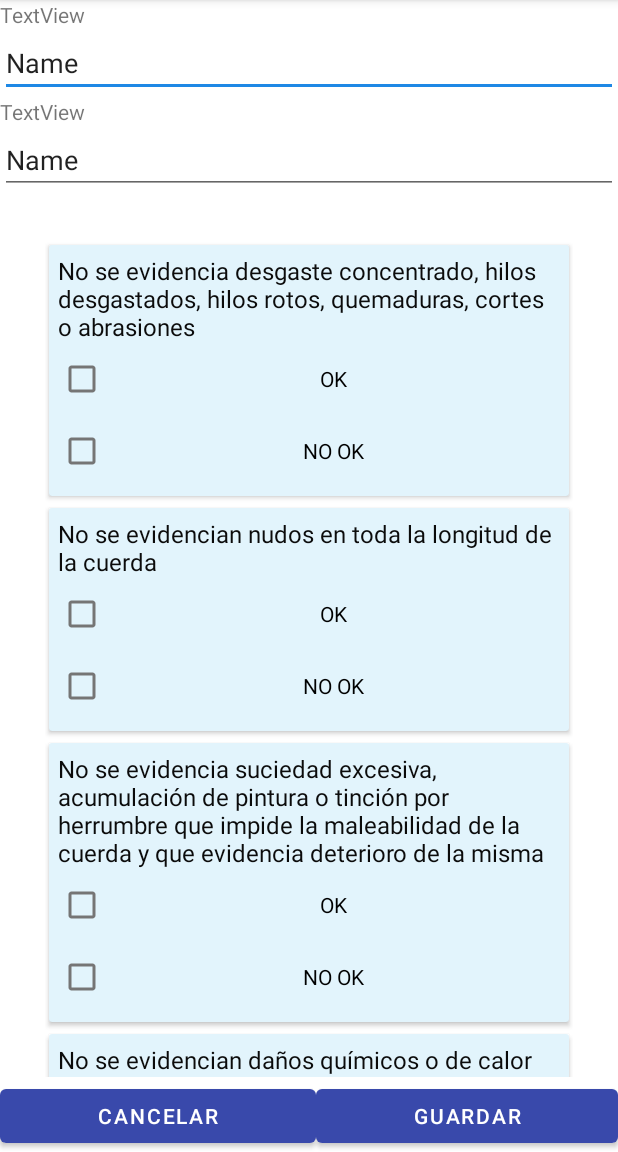
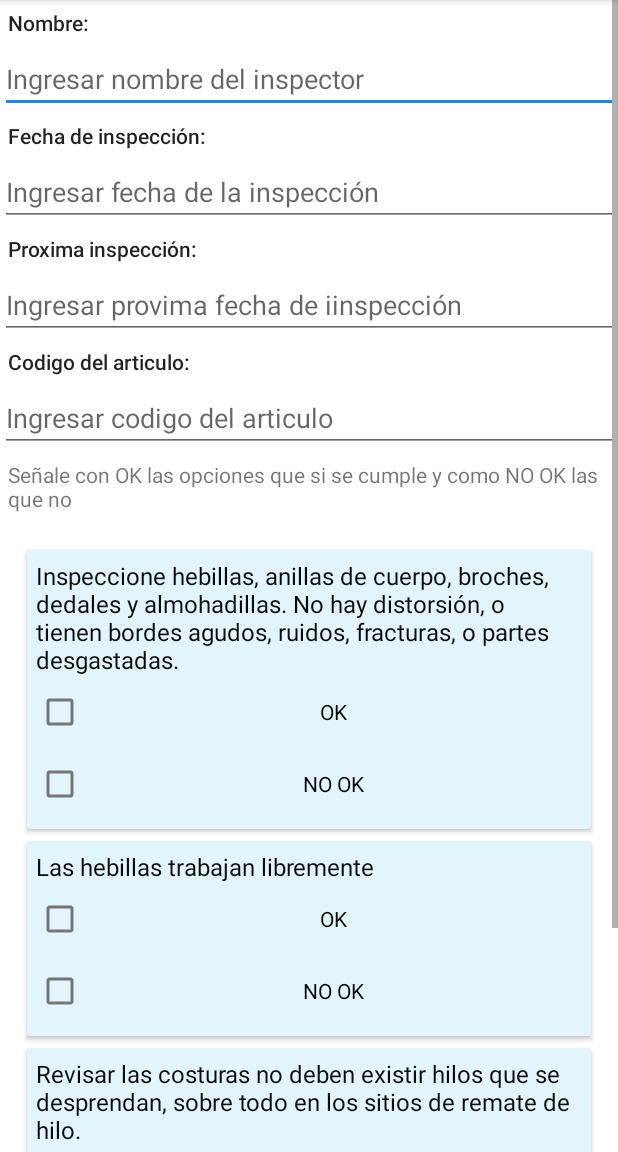
Before and after one commit to ppereira123/HolciMant, an Android app: the PlantillasInspeccion screen opened directly, with no data from a screen before it, on a phone screen of 412 x 824 dp, the part 84-1236 px from its top. Run offline under Robolectric (Android 15) with nearby library versions, the phone set to English and light mode, and no system bars; our stand-ins replace Firebase (no records; nobody signed in at launch, a user with empty details on screens opened directly).

Commit message:
actualizacion

```diff
--- a/MantenimientoHolcim/app/src/main/java/com/example/mantenimientoholcim/PlantillasInspeccion.java
+++ b/MantenimientoHolcim/app/src/main/java/com/example/mantenimientoholcim/PlantillasInspeccion.java
@@ -7,7 +7,9 @@ import androidx.recyclerview.widget.RecyclerView;
 import android.content.Context;
 import android.os.Bundle;
 import android.view.View;
+import android.widget.ArrayAdapter;
 import android.widget.EditText;
+import android.widget.TextView;
 
 import java.util.ArrayList;
 import java.util.HashMap;
@@ -19,11 +21,14 @@ public class PlantillasInspeccion extends AppCompatActivity {
     List<List<String>> tipoInspecciones= new ArrayList<>();
     ListAdapterInspeccion li;
     EditText editTextCodigo;
+    TextView txtnombreInspecciones;
+    String nombreInspeccion;
     @Override
     protected void onCreate(Bundle savedInstanceState) {
         super.onCreate(savedInstanceState);
         setContentView(R.layout.activity_plantillas_inspeccion);
         editTextCodigo=findViewById(R.id.editTextCodigoInspeccion);
+
         cargarInspecciones();
         int posicion=getIntent().getIntExtra("posicion",0);
         rvInspecciones=findViewById(R.id.rvInspecciones);
@@ -31,38 +36,106 @@ public class PlantillasInspeccion extends AppCompatActivity {
         rvInspecciones.setHasFixedSize(true);
         rvInspecciones.setLayoutManager(new LinearLayoutManager(context));
         rvInspecciones.setAdapter(li);
+        //nombreInspeccion= new String(R.array.combo_posiciones.get(posicion));
+        //txtnombreInspecciones.setText(nombreInspeccion);
     }
 
     void cargarInspecciones(){
         List<String> inspeccion0= new ArrayList<>();
-        inspeccion0.add("No se evidencia desgaste concentrado, hilos desgastados, hilos rotos, quemaduras, cortes o abrasiones");
-        inspeccion0.add("No se evidencian nudos en toda la longitud de la cuerda");
-        inspeccion0.add("No se evidencia suciedad excesiva, acumulación de pintura o tinción por herrumbre que impide la maleabilidad de la cuerda y que evidencia deterioro de la misma");
-        inspeccion0.add("No se evidencian daños químicos o de calor indicados por áreas marrones, descoloridas o quebradizas  ");
-        inspeccion0.add("No se evidencia daño ultravioleta indicado por la decoloración y la presencia de astillas y rajaduras en la superficie de la línea de vida  ");
-        inspeccion0.add("Los ganchos de conexión no presentan fisuras   ");
-        inspeccion0.add("Los ganchos no presentan oxidación que comprometa la integridad estructural del elemento ");
+        inspeccion0.add("Inspeccione hebillas, anillas de cuerpo, broches, dedales y almohadillas. No hay distorsión, o tienen bordes agudos, ruidos, fracturas, o partes desgastadas.");
+        inspeccion0.add("Las hebillas trabajan libremente");
+        inspeccion0.add("Revisar las costuras no deben existir hilos que se desprendan, sobre todo en los sitios de remate de hilo.");
+        inspeccion0.add("Revise que las partes plásticas no presenten deformaciones o rotura");
+        inspeccion0.add("Revise si existen las etiquetas de inspección y registre la actual revisión");
         tipoInspecciones.add(inspeccion0);
+        List<String> inspeccion1= new ArrayList<>();
+        inspeccion1.add("El punto de anclaje está anclado a un sitio o estructura sólida");
+        inspeccion1.add("El anillo de enganche está sin corrosión");
+        inspeccion1.add("Mantiene su tarjeta de inspección visible y con la última fecha de realización");
+        inspeccion1.add("No presenta bordes cortantes");
+        inspeccion1.add("No presenta desgaste");
+        tipoInspecciones.add(inspeccion1);
+        List<String> inspeccion1_2= new ArrayList<>();
+        inspeccion1_2.add("El cable de acero no presenta cortes, ni torceduras");
+        inspeccion1_2.add("No se evidencian cables rotos");
+        inspeccion1_2.add("No se evidencia corrosión");
+        inspeccion1_2.add("Mantiene su tarjeta de inspección visible y con la última fecha de realización");
+        tipoInspecciones.add(inspeccion1_2);
+        List<String> inspeccion1_3= new ArrayList<>();
+        inspeccion1_3.add("No se evidencia desgaste concentrado, hilos desgastados, rotos");
+        inspeccion1_3.add("No se evidencian nudos en la longitud de la faja");
+        inspeccion1_3.add("No se evidencian daños químicos o de calor indicados por áreas marrones, descoloridas o quebradizas");
+        inspeccion1_3.add("No se evidencia daño ultravioleta indicado por la decoloración y la presencia de astillas y rajaduras en la superficie de la línea de vida");
+        inspeccion1_3.add("Las argollas y/o anillos de conexión no presentan fisuras");
+        inspeccion1_3.add("Las argollas y/o anillos de conexión no presenta oxidación que comprometa la intergidad estructural del elemento");
+        inspeccion1_3.add("Mantiene su tarjeta de inspección visible y con la última fecha de realización");
+        tipoInspecciones.add(inspeccion1_3);
+        List<String> inspeccion2= new ArrayList<>();
+        inspeccion2.add("El cable de la línea de vida no presenta cortes, ni torceduras");
+        inspeccion2.add("No se evidencia desgaste concentrado, ni suciedad excesiva");
+        inspeccion2.add("No presenta oxidación o algún tipo de decoloración");
+        inspeccion2.add("Mantiene todos sus elementos (absorvedor de energía zorbit, pernos y conexiones) en buen estado");
+        inspeccion2.add("Mantiene su tarjeta de inspección visible y con la última fecha de realización");
+        inspeccion2.add("Está correctamente templada (sin vanos)");
+        tipoInspecciones.add(inspeccion2);
 
-        List<String> inspeccion1= new ArrayList<>();
-        inspeccion1.add("Paramatro 1");
-        inspeccion1.add("Paramatro 2");
-        inspeccion1.add("Paramatro 3");
-        inspeccion1.add("Paramatro 4");
-        inspeccion1.add("Paramatro 5");
-        inspeccion1.add("Paramatro 6");
-        inspeccion1.add("Paramatro 7");
-        tipoInspecciones.add(inspeccion1);
+        List<String> inspeccion3= new ArrayList<>();
+        inspeccion3.add("No se evidencia desgaste concentrado, hilos desgastados, hilos rotos, quemaduras, cortes o abrasiones");
+        inspeccion3.add("No se evidencian nudos en toda la longitud de la cuerda");
+        inspeccion3.add("No se evidencia suciedad excesiva, acumulación de pintura o tinción por herrumbre que impide la maleabilidad de la cuerda y que evidencia deterioro de la misma");
+        inspeccion3.add("No se evidencian daños químicos o de calor indicados por áreas marrones, descoloridas o quebradizas  ");
+        inspeccion3.add("No se evidencia daño ultravioleta indicado por la decoloración y la presencia de astillas y rajaduras en la superficie de la línea de vida  ");
+        inspeccion3.add("Los ganchos de conexión no presentan fisuras   ");
+        inspeccion3.add("Los ganchos no presentan oxidación que comprometa la integridad estructural del elemento ");
+        tipoInspecciones.add(inspeccion3);
 
-        List<String> inspeccion2= new ArrayList<>();
-        inspeccion2.add("Paramatro 8");
-        inspeccion2.add("Paramatro 9");
-        inspeccion2.add("Paramatro 3");
-        inspeccion2.add("Paramatro 10");
-        inspeccion2.add("Paramatro 11");
-        inspeccion2.add("Paramatro 12");
-        inspeccion2.add("Paramatro 13");
-        tipoInspecciones.add(inspeccion2);
+        List<String> inspeccion4= new ArrayList<>();
+        inspeccion4.add("El cordón de absorción de energía no tiene fibras rotas, bordes deshilachados, distorsionados, ni tiene bordes agudos, ruidos, fracturas o corrosión.");
+        inspeccion4.add("Inspeccione la correcta operación de los ganchos de conexión");
+        inspeccion4.add("Las puertas de los ganchos se mueven libremente y se bloquean al cierre.");
+        inspeccion4.add("Inspeccione el amortiguador de energía para determinar si ha sido activado. (El amortiguador debe estar recogido)");
+        inspeccion4.add("Inspeccione el amortiguador de energía para determinar si ha sido activado. (El amortiguador debe estar recogido)");
+        inspeccion4.add("Revise si existen las etiquetas de inspección y registre la actual revisión");
+        tipoInspecciones.add(inspeccion4);
+        List<String> inspeccion5= new ArrayList<>();
+        inspeccion5.add("Barandas laterales en buen estado");
+        inspeccion5.add("Huella de al menos 200 mm y contrahuella de al menos 230 mm");
+        inspeccion5.add("Libres de exceso de aceite, grasa o suciedad");
+        inspeccion5.add("Las protecciones, pernos y cabezas de remaches no están corroídos");
+        inspeccion5.add("Barandillas y soportes de plataforma en buen estado");
+        inspeccion5.add("Los anclajes no están rotos ni sueltos");
+        inspeccion5.add("Escalones en buen estado");
+        inspeccion5.add("Jaula en buen estado");
+        inspeccion5.add("Los travesaños o barandas laterales no están sueltos y se encuentran en buen estado");
+        inspeccion5.add("No existen defectos en dispositivos de trepado, incluyendo barandas o cuerdas de transportación");
+        inspeccion5.add("Las superficies no se encuentran resbalosas");
+        inspeccion5.add("Existe orden y limpieza");
+        tipoInspecciones.add(inspeccion5);
+        List<String> inspeccion5_1= new ArrayList<>();
+        inspeccion5_1.add("Libres de exceso de aceite, grasa o suciedad");
+        inspeccion5_1.add("Las protecciones, pernos y cabezas de remaches no están corroídos");
+        inspeccion5_1.add("Barandillas y soportes de plataforma en buen estado");
+        inspeccion5_1.add("Los anclajes no están rotos ni sueltos");
+        inspeccion5_1.add("Los travesaños no están debilitados, ni dañados");
+        inspeccion5_1.add("Buena soldadura sobre miembros estructurales y rodapiés"); inspeccion5_1.add("Los rodapiés tienen una altura mayor a 10"); inspeccion5_1.add(
+                "El espacio entre la barandilla y el rodapies no excede los 50 cm.");
+        tipoInspecciones.add(inspeccion5_1);
+        List<String> inspeccion6= new ArrayList<>();
+        inspeccion6.add("Libre de exceso de aceite, grasa o suciedad");
+        inspeccion6.add("El soporte superior de la escalera no está suelto, roto, faltante");
+        inspeccion6.add("Los travesaños o escalones, clavos, tornillos, pernos u otras partes metálicas no se encuentran sueltas" );
+        inspeccion6.add("están sueltas si usted puede moverlas a mano");inspeccion6.add("Largeros, abrazaderas, escalones o travesaños no están rajados, partidos, abiertos, cortados o rotos");
+        inspeccion6.add("No existe desgaste en travesaños o peldaños");
+        inspeccion6.add("No hay astillas en montantes, travesaños o escalones" );
+        inspeccion6.add(
+                "Las bases no se encuentra dañadas o desgastadas" );
+        inspeccion6.add(
+                "No existen fracturas en escalones");
+        inspeccion6.add(
+                "No existe corrosión, herrumbre, óxido y desgaste excesivo, especialmente en peldaños" );
+        inspeccion6.add(
+                "No faltan etiquetas de identificación");
+
 
     }
 
--- a/MantenimientoHolcim/app/src/main/java/com/example/mantenimientoholcim/ui/gallery/GalleryFragment.java
+++ b/MantenimientoHolcim/app/src/main/java/com/example/mantenimientoholcim/ui/gallery/GalleryFragment.java
@@ -62,11 +62,8 @@ public class GalleryFragment extends Fragment {
     }
 
     void cargarInspecciones(){
-        List<String> tipos= new ArrayList<>();
-        tipos.add("Restrictor de movimiento");
-        tipos.add("Inspeccion 1");
-        tipos.add("Inspeccion 2");
-        ArrayAdapter<String> adapter= new ArrayAdapter<String>(root.getContext(), android.R.layout.simple_dropdown_item_1line,tipos);
+
+        ArrayAdapter<CharSequence> adapter=ArrayAdapter.createFromResource(root.getContext(),R.array.combo_posiciones, android.R.layout.simple_spinner_item);
         tipoInspecciones.setAdapter(adapter);
     }
 }
--- a/MantenimientoHolcim/app/src/main/res/layout/activity_plantillas_inspeccion.xml
+++ b/MantenimientoHolcim/app/src/main/res/layout/activity_plantillas_inspeccion.xml
@@ -6,6 +6,15 @@
     android:layout_height="match_parent"
     tools:context=".PlantillasInspeccion">
 
+    <ScrollView
+        android:layout_width="match_parent"
+        android:layout_height="match_parent">
+
+        <LinearLayout
+            android:layout_width="match_parent"
+            android:layout_height="wrap_content"
+            android:orientation="vertical" >
+
             <LinearLayout
                 android:layout_width="match_parent"
                 android:layout_height="match_parent"
@@ -13,41 +22,79 @@
                 android:orientation="vertical">
 
                 <TextView
-            android:id="@+id/textView8"
+                    android:id="@+id/txtPB2"
                     android:layout_width="match_parent"
                     android:layout_height="wrap_content"
-            android:text="TextView" />
+                    android:layout_margin="5dp"
+                    android:text="Nombre:"
+                    android:textAppearance="@style/TextAppearance.AppCompat.Body2" />
 
                 <EditText
-            android:id="@+id/editTextTextPersonName"
+                    android:id="@+id/nombreInspector"
                     android:layout_width="match_parent"
                     android:layout_height="wrap_content"
-            android:ems="10"
-            android:inputType="textPersonName"
-            android:text="Name" />
+                    android:hint="Ingresar nombre del inspector"
+                    android:inputType="textPersonName" />
 
                 <TextView
-            android:id="@+id/textView9"
+                    android:id="@+id/txtPB3"
                     android:layout_width="match_parent"
                     android:layout_height="wrap_content"
-            android:text="TextView" />
+                    android:layout_margin="5dp"
+                    android:text="Fecha de inspección: "
+                    android:textAppearance="@style/TextAppearance.AppCompat.Body2" />
+
+                <EditText
+                    android:id="@+id/fechaInspección"
+                    android:layout_width="match_parent"
+                    android:layout_height="wrap_content"
+                    android:hint="Ingresar fecha de la inspección" />
+
+                <TextView
+                    android:id="@+id/textView12"
+                    android:layout_width="match_parent"
+                    android:layout_height="wrap_content"
+                    android:layout_margin="5dp"
+                    android:text="Proxima inspección: "
+                    android:textAppearance="@style/TextAppearance.AppCompat.Body2" />
+
+                <EditText
+                    android:id="@+id/fechaproximaInspeccion"
+                    android:layout_width="match_parent"
+                    android:layout_height="wrap_content"
+                    android:hint="Ingresar provima fecha de iinspección"
+                    android:inputType="textPersonName" />
+
+                <TextView
+                    android:id="@+id/textView13"
+                    android:layout_width="match_parent"
+                    android:layout_height="wrap_content"
+                    android:layout_margin="5dp"
+                    android:text="Codigo del articulo: "
+                    android:textAppearance="@style/TextAppearance.AppCompat.Body2" />
 
                 <EditText
                     android:id="@+id/editTextCodigoInspeccion"
                     android:layout_width="match_parent"
                     android:layout_height="wrap_content"
-            android:ems="10"
-            android:inputType="textPersonName"
-            android:text="Name" />
+                    android:hint="Ingresar codigo del articulo"
+                    android:inputType="textPersonName" />
+
+
+                <TextView
+                    android:id="@+id/textView10"
+                    android:layout_width="match_parent"
+                    android:layout_height="wrap_content"
+                    android:layout_margin="5dp"
+                    android:text="Señale con OK las opciones que si se cumple y como NO OK las que no" />
+
 
                 <androidx.recyclerview.widget.RecyclerView
                     android:id="@+id/rvInspecciones"
                     android:layout_width="match_parent"
                     android:layout_height="match_parent"
-            android:layout_margin="30dp"
+                    android:layout_margin="15dp"
                     android:paddingBottom="20dp" />
-
-    </LinearLayout>
 
                 <LinearLayout
                     android:layout_width="match_parent"
@@ -71,4 +118,9 @@
                         android:text="Guardar" />
 
                 </LinearLayout>
+
+            </LinearLayout>
+        </LinearLayout>
+    </ScrollView>
+
 </androidx.coordinatorlayout.widget.CoordinatorLayout>
--- /dev/null
+++ b/MantenimientoHolcim/app/src/main/res/values/contenido_inspecciones.xml
@@ -0,0 +1,4 @@
+<?xml version="1.0" encoding="utf-8"?>
+<resources>
+
+</resources>
--- /dev/null
+++ b/MantenimientoHolcim/app/src/main/res/values/nombre_img_inspecciones.xml
@@ -0,0 +1,2 @@
+<?xml version="1.0" encoding="utf-8"?>
+<resources></resources>
--- /dev/null
+++ b/MantenimientoHolcim/app/src/main/res/values/nombre_inspecciones.xml
@@ -0,0 +1,15 @@
+<?xml version="1.0" encoding="utf-8"?>
+<resources>
+    <string-array name="combo_posiciones">
+        <item>ARNÉS DE CUERPO ENTERO</item>
+        <item>PUNTOS DE ANCLAJE FIJOS</item>
+        <item>PUNTOS DE ANCLAJE MÓVILES: Punto de anclaje de cable de acero</item>
+        <item>PUNTOS DE ANCLAJE MÓVILES: Punto de anclaje de faja sintética</item>
+        <item>LÍNEA DE VIDA FIJA Y RETRÁCTIL</item>
+        <item>RESTRICTOR DE MOVIMIENTO</item>
+        <item>ESLINGA</item>
+        <item>ESCALERAS FIJAS (INCLUYEN ESCALERAS DE ACCESO A PLATAFORMAS)</item>
+        <item>Escalera de tijeras</item>
+        <item>PASILLOS Y PLATAFORMAS FIJAS</item>
+    </string-array>
+</resources>
```
Lines whose indentation alone changed are shown as unchanged.
